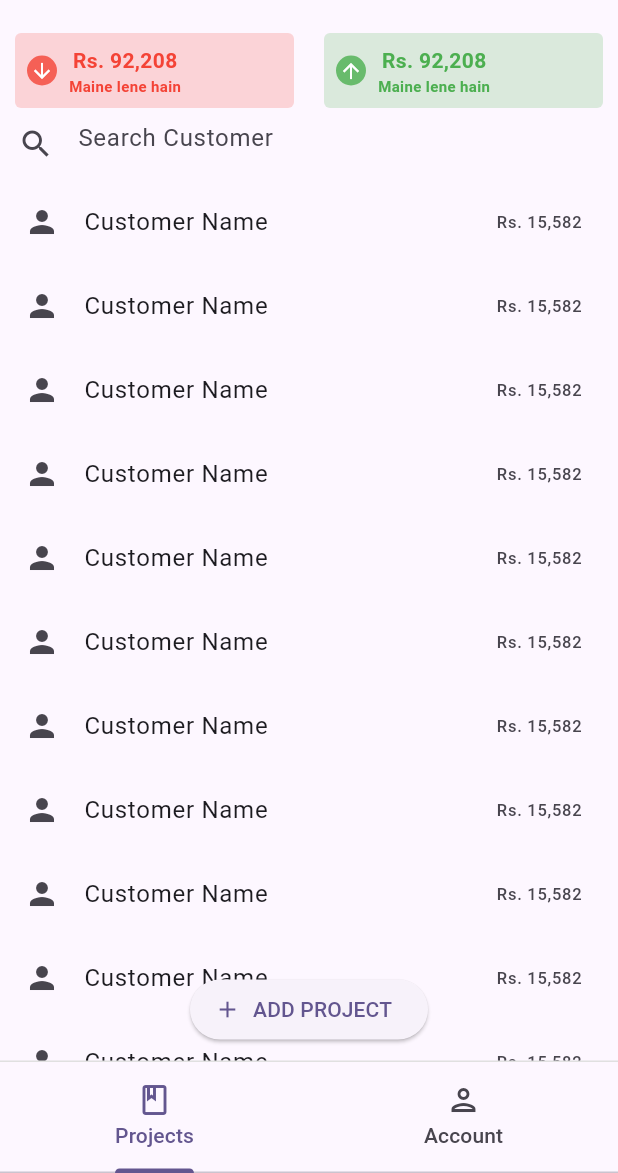
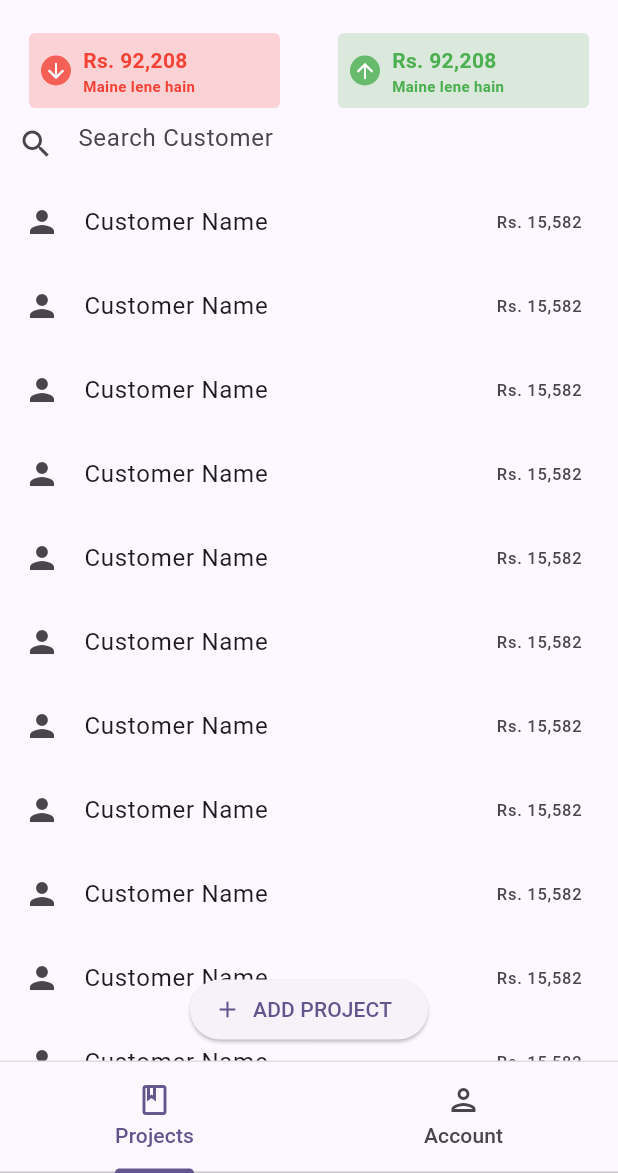
Before and after one commit to uzairdev07/project_manager, a Flutter app: the screen it shows after launch, on a phone screen of 412 x 824 dp, the part 63-1236 px from its top. Run offline on Flutter 3.47's test engine with Material 2 defaults, Android fonts, the phone set to English and light mode, and no system bars; our stand-ins replace font_awesome_flutter.

Commit message:
total_money_button.dart Pixel error fix

```diff
--- a/lib/widgtes/total_money_button.dart
+++ b/lib/widgtes/total_money_button.dart
@@ -18,9 +18,11 @@ class TotalMoneyButton extends StatefulWidget {
 class _TotalMoneyButtonState extends State<TotalMoneyButton> {
   @override
   Widget build(BuildContext context) {
-    return Container(
+    return FractionallySizedBox(
+      widthFactor:
+          0.9, // Adjust this value to control the width of the Container
+      child: Container(
         padding: const EdgeInsets.all(8.0),
-      height: 50,
         decoration: BoxDecoration(
           color: widget.bgColor,
           borderRadius: BorderRadius.circular(4.0),
@@ -42,7 +44,10 @@ class _TotalMoneyButtonState extends State<TotalMoneyButton> {
             const SizedBox(
               width: 8.0,
             ),
-          Column(
+            Expanded(
+              child: Column(
+                crossAxisAlignment: CrossAxisAlignment.start,
+                mainAxisAlignment: MainAxisAlignment.center,
                 children: [
                   Text(
                     'Rs. 92,208',
@@ -61,7 +66,9 @@ class _TotalMoneyButtonState extends State<TotalMoneyButton> {
                   ),
                 ],
               ),
+            ),
           ],
+        ),
       ),
     );
   }
```
Also changed, not shown: 18 other files. Lines whose indentation alone changed are shown as unchanged.
